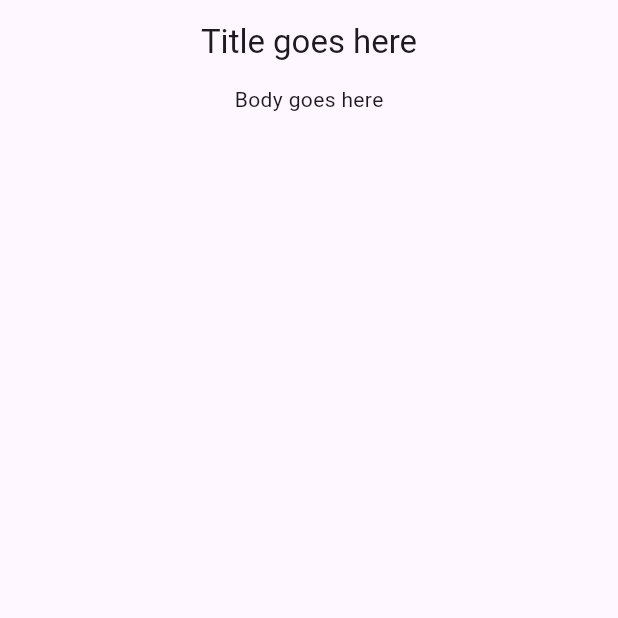
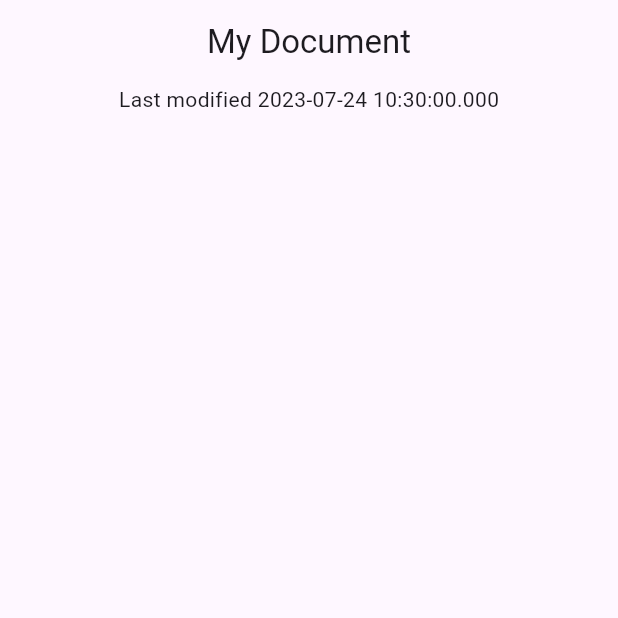
Before and after one commit to nomomax/flutter_patterns_records, a Flutter app: the screen it shows after launch, on a phone screen of 412 x 824 dp, the top half of it. Run offline on Flutter 3.47's test engine with Material 2 defaults, Android fonts, the phone set to English and light mode, and no system bars.

Commit message:
create getter and return records

```diff
--- a/lib/data.dart
+++ b/lib/data.dart
@@ -3,6 +3,13 @@ import 'dart:convert';
 class Document {
   final Map<String, Object?> _json;
   Document() : _json = jsonDecode(documentJson);
+
+  (String, {DateTime modified}) get metadata {
+    const title = 'My Document';
+    final now = DateTime.now();
+
+    return (title, modified: now);
+  }
 }
 
 const documentJson = '''
--- a/lib/main.dart
+++ b/lib/main.dart
@@ -30,14 +30,16 @@ class DocumentScreen extends StatelessWidget {
 
   @override
   Widget build(BuildContext context) {
+    final metadataRecord = document.metadata;
+
     return Scaffold(
       appBar: AppBar(
-        title: const Center(child: Text('Title goes here')),
+        title: Center(child: Text(metadataRecord.$1)),
       ),
-      body: const Column(
+      body: Column(
         children: [
           Center(
-            child: Text('Body goes here'),
+            child: Text('Last modified ${metadataRecord.modified}'),
           ),
         ],
       ),
```
